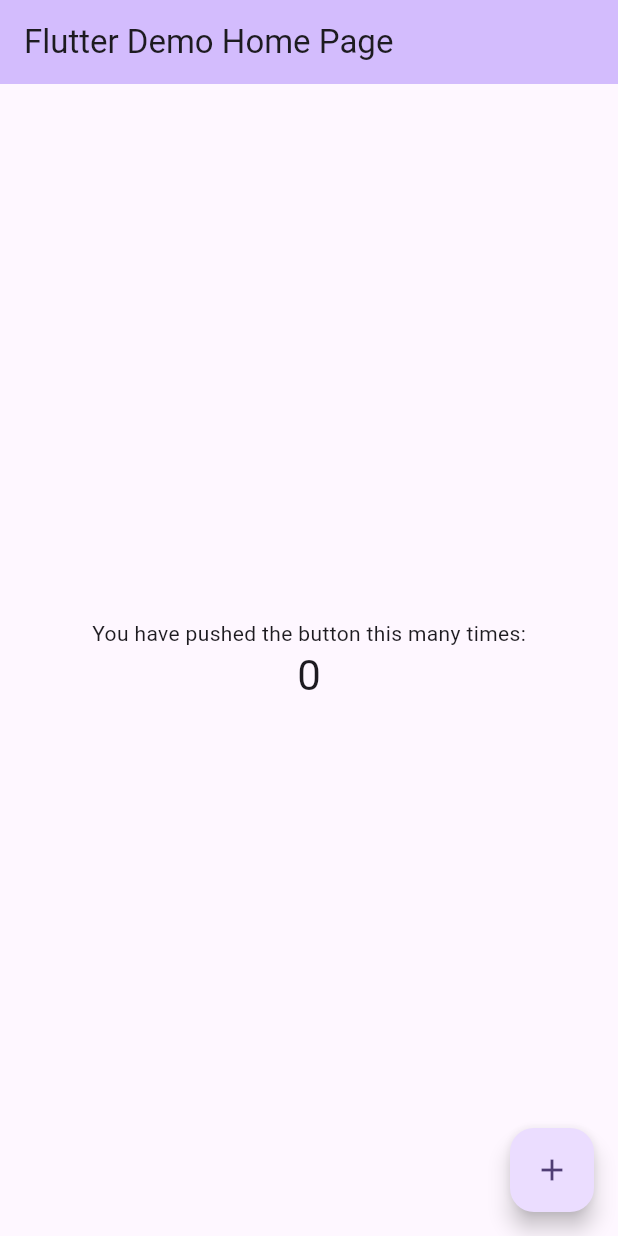
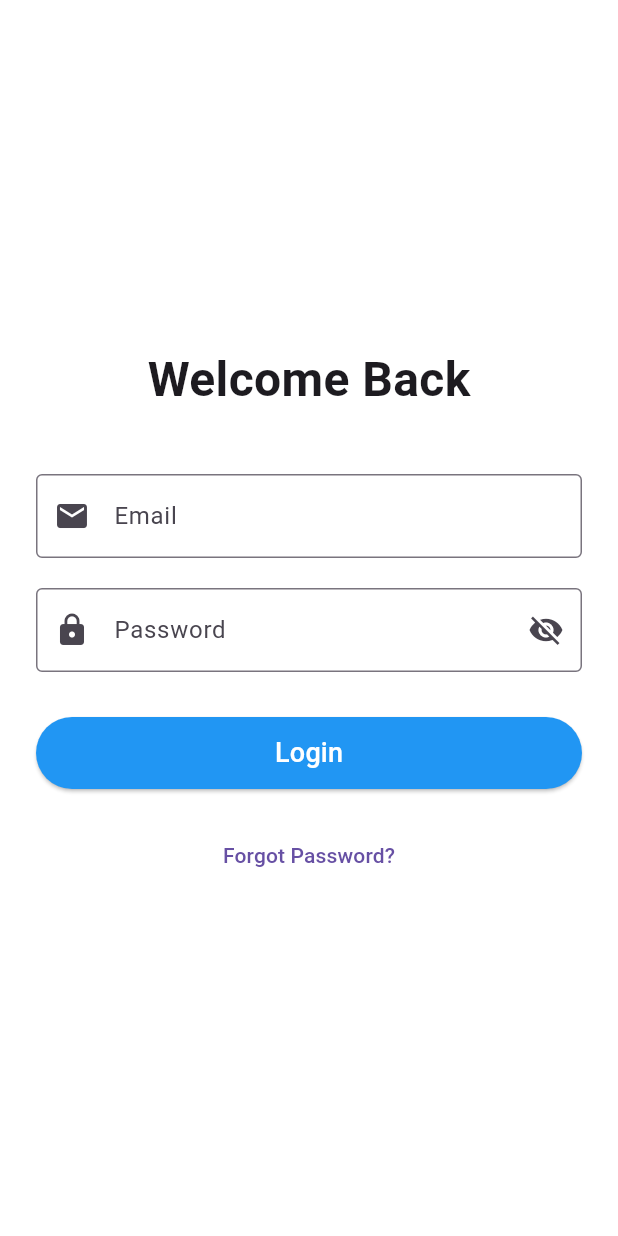
Before and after one commit to RonitBanerjee/pr_reviewer_mset, a Flutter app: the screen it shows after launch, on a phone screen of 412 x 824 dp. Run offline on Flutter 3.47's test engine with Material 3 defaults, Android fonts, the phone set to English and light mode, and no system bars; our stand-ins replace flutter_bloc, go_router, google_fonts.

Commit message:
routing and login screen

```diff
--- a/lib/main.dart
+++ b/lib/main.dart
@@ -1,4 +1,8 @@
 import 'package:flutter/material.dart';
+import 'package:google_fonts/google_fonts.dart';
+import 'package:pr_reviewer/routing/app_router_config.dart';
+import 'package:pr_reviewer/screens/auth/login.dart';
+import 'package:pr_reviewer/screens/home/home.dart';
 
 void main() {
   runApp(const MyApp());
@@ -10,113 +14,13 @@ class MyApp extends StatelessWidget {
   // This widget is the root of your application.
   @override
   Widget build(BuildContext context) {
-    return MaterialApp(
-      title: 'Flutter Demo',
-      theme: ThemeData(
-        // This is the theme of your application.
-        //
-        // TRY THIS: Try running your application with "flutter run". You'll see
-        // the application has a purple toolbar. Then, without quitting the app,
-        // try changing the seedColor in the colorScheme below to Colors.green
-        // and then invoke "hot reload" (save your changes or press the "hot
-        // reload" button in a Flutter-supported IDE, or press "r" if you used
-        // the command line to start the app).
-        //
-        // Notice that the counter didn't reset back to zero; the application
-        // state is not lost during the reload. To reset the state, use hot
-        // restart instead.
-        //
-        // This works for code too, not just values: Most code changes can be
-        // tested with just a hot reload.
-        colorScheme: ColorScheme.fromSeed(seedColor: Colors.deepPurple),
-      ),
-      home: const MyHomePage(title: 'Flutter Demo Home Page'),
+    bool isAuthenticated = false;
+    final _myRouter = MyAppRouter();
+    return MaterialApp.router(
+      title: 'PR Wizard',
+      debugShowCheckedModeBanner: false,
+      routeInformationParser: _myRouter.router.routeInformationParser,
+      routerDelegate: _myRouter.router.routerDelegate,
     );
   }
 }
-
-class MyHomePage extends StatefulWidget {
-  const MyHomePage({super.key, required this.title});
-
-  // This widget is the home page of your application. It is stateful, meaning
-  // that it has a State object (defined below) that contains fields that affect
-  // how it looks.
-
-  // This class is the configuration for the state. It holds the values (in this
-  // case the title) provided by the parent (in this case the App widget) and
-  // used by the build method of the State. Fields in a Widget subclass are
-  // always marked "final".
-
-  final String title;
-
-  @override
-  State<MyHomePage> createState() => _MyHomePageState();
-}
-
-class _MyHomePageState extends State<MyHomePage> {
-  int _counter = 0;
-
-  void _incrementCounter() {
-    setState(() {
-      // This call to setState tells the Flutter framework that something has
-      // changed in this State, which causes it to rerun the build method below
-      // so that the display can reflect the updated values. If we changed
-      // _counter without calling setState(), then the build method would not be
-      // called again, and so nothing would appear to happen.
-      _counter++;
-    });
-  }
-
-  @override
-  Widget build(BuildContext context) {
-    // This method is rerun every time setState is called, for instance as done
-    // by the _incrementCounter method above.
-    //
-    // The Flutter framework has been optimized to make rerunning build methods
-    // fast, so that you can just rebuild anything that needs updating rather
-    // than having to individually change instances of widgets.
-    return Scaffold(
-      appBar: AppBar(
-        // TRY THIS: Try changing the color here to a specific color (to
-        // Colors.amber, perhaps?) and trigger a hot reload to see the AppBar
-        // change color while the other colors stay the same.
-        backgroundColor: Theme.of(context).colorScheme.inversePrimary,
-        // Here we take the value from the MyHomePage object that was created by
-        // the App.build method, and use it to set our appbar title.
-        title: Text(widget.title),
-      ),
-      body: Center(
-        // Center is a layout widget. It takes a single child and positions it
-        // in the middle of the parent.
-        child: Column(
-          // Column is also a layout widget. It takes a list of children and
-          // arranges them vertically. By default, it sizes itself to fit its
-          // children horizontally, and tries to be as tall as its parent.
-          //
-          // Column has various properties to control how it sizes itself and
-          // how it positions its children. Here we use mainAxisAlignment to
-          // center the children vertically; the main axis here is the vertical
-          // axis because Columns are vertical (the cross axis would be
-          // horizontal).
-          //
-          // TRY THIS: Invoke "debug painting" (choose the "Toggle Debug Paint"
-          // action in the IDE, or press "p" in the console), to see the
-          // wireframe for each widget.
-          mainAxisAlignment: MainAxisAlignment.center,
-          children: <Widget>[
-            const Text('You have pushed the button this many times:'),
-            Text(
-              '$_counter',
-              style: Theme.of(context).textTheme.headlineMedium,
-            ),
-          ],
-        ),
-      ),
-      floatingActionButton: FloatingActionButton(
-        onPressed: _incrementCounter,
-        tooltip: 'Increment',
-        child: const Icon(Icons.add),
-      ), // This trailing comma makes auto-formatting nicer for build methods.
-    );
-  }
-}
--- /dev/null
+++ b/lib/routing/app_router_config.dart
@@ -0,0 +1,29 @@
+import 'package:flutter/material.dart';
+import 'package:flutter_bloc/flutter_bloc.dart';
+import 'package:go_router/go_router.dart';
+import 'package:pr_reviewer/routing/app_router_constants.dart';
+import 'package:pr_reviewer/screens/auth/login.dart';
+import 'package:pr_reviewer/screens/error_page.dart';
+
+CustomTransitionPage<void> noTransitionPage(Widget child) {
+  return CustomTransitionPage<void>(
+    child: child,
+    transitionsBuilder: (context, animation, secondaryAnimation, child) {
+      return child;
+    },
+  );
+}
+
+class MyAppRouter {
+  GoRouter router = GoRouter(
+    initialLocation: '/',
+    routes: [
+      GoRoute(
+        name: MyAppRoutes.loginRoute,
+        path: '/',
+        pageBuilder: (context, state) => noTransitionPage(Login()),
+      ),
+    ],
+    errorBuilder: (context, state) => ErrorPage(),
+  );
+}
--- /dev/null
+++ b/lib/routing/app_router_constants.dart
@@ -0,0 +1,3 @@
+class MyAppRoutes {
+  static const String loginRoute = "login";
+}
--- /dev/null
+++ b/lib/screens/auth/login.dart
@@ -0,0 +1,89 @@
+import 'package:flutter/material.dart';
+
+class Login extends StatefulWidget {
+  const Login({super.key});
+
+  @override
+  State<Login> createState() => _LoginState();
+}
+
+class _LoginState extends State<Login> {
+  final TextEditingController _emailController = TextEditingController();
+  final TextEditingController _passwordController = TextEditingController();
+  bool _obscurePassword = true;
+
+  @override
+  Widget build(BuildContext context) {
+    return Scaffold(
+      backgroundColor: Colors.white,
+      body: SafeArea(
+        child: Padding(
+          padding: const EdgeInsets.symmetric(horizontal: 24.0),
+          child: Column(
+            mainAxisAlignment: MainAxisAlignment.center,
+            children: [
+              const Text(
+                'Welcome Back',
+                style: TextStyle(fontSize: 32, fontWeight: FontWeight.bold),
+              ),
+              const SizedBox(height: 40),
+              TextField(
+                controller: _emailController,
+                decoration: const InputDecoration(
+                  labelText: 'Email',
+                  border: OutlineInputBorder(),
+                  prefixIcon: Icon(Icons.email),
+                ),
+                keyboardType: TextInputType.emailAddress,
+              ),
+              const SizedBox(height: 20),
+              TextField(
+                controller: _passwordController,
+                obscureText: _obscurePassword,
+                decoration: InputDecoration(
+                  labelText: 'Password',
+                  border: const OutlineInputBorder(),
+                  prefixIcon: const Icon(Icons.lock),
+                  suffixIcon: IconButton(
+                    icon: Icon(
+                      _obscurePassword
+                          ? Icons.visibility_off
+                          : Icons.visibility,
+                    ),
+                    onPressed: () {
+                      setState(() {
+                        _obscurePassword = !_obscurePassword;
+                      });
+                    },
+                  ),
+                ),
+              ),
+              const SizedBox(height: 30),
+              SizedBox(
+                width: double.infinity,
+                height: 48,
+                child: ElevatedButton(
+                  onPressed: () {
+                    // Handle login logic
+                  },
+                  style: ElevatedButton.styleFrom(backgroundColor: Colors.blue),
+                  child: const Text(
+                    'Login',
+                    style: TextStyle(fontSize: 18, color: Colors.white),
+                  ),
+                ),
+              ),
+              const SizedBox(height: 20),
+              TextButton(
+                onPressed: () {
+                  // Navigate to registration or forgot password
+                },
+                child: const Text('Forgot Password?'),
+              ),
+            ],
+          ),
+        ),
+      ),
+    );
+  }
+}
```
Also changed, not shown: lib/screens/error_page.dart (added, +15 -0 lines), lib/screens/home/home.dart (added, +163 -0 lines), pubspec.yaml (+4 -3 lines), pubspec.lock, 7 other files.
